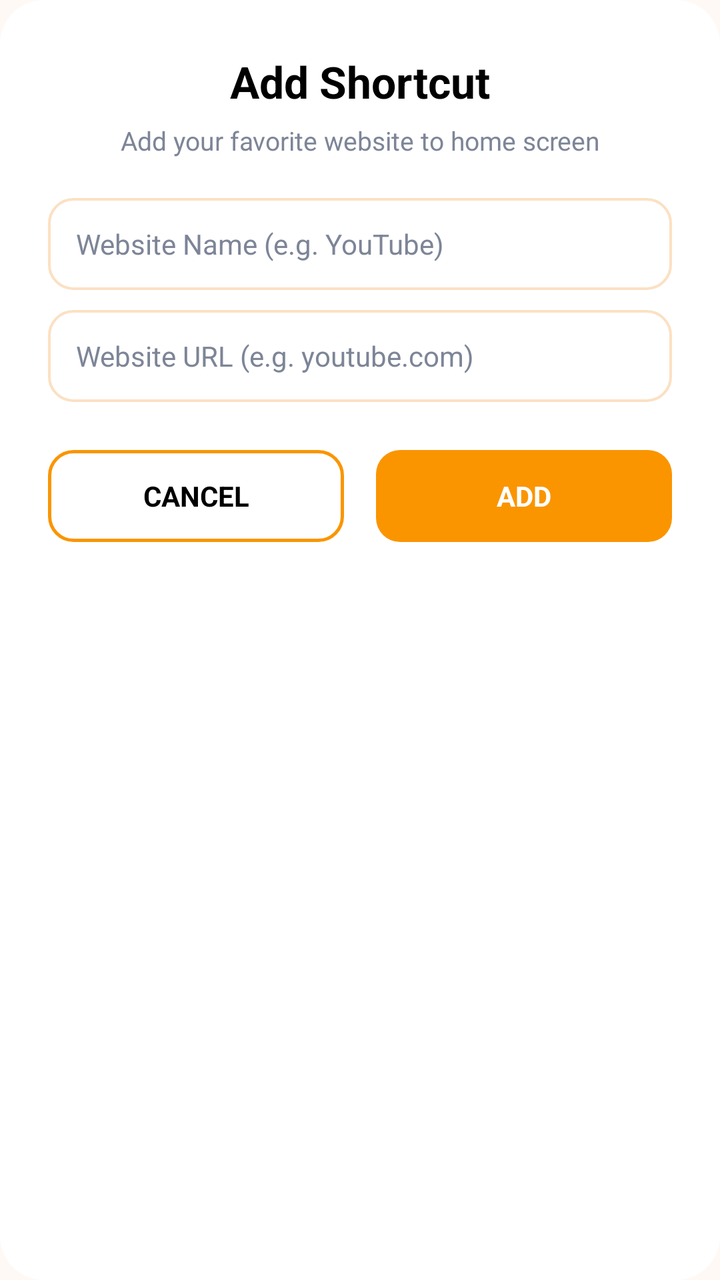
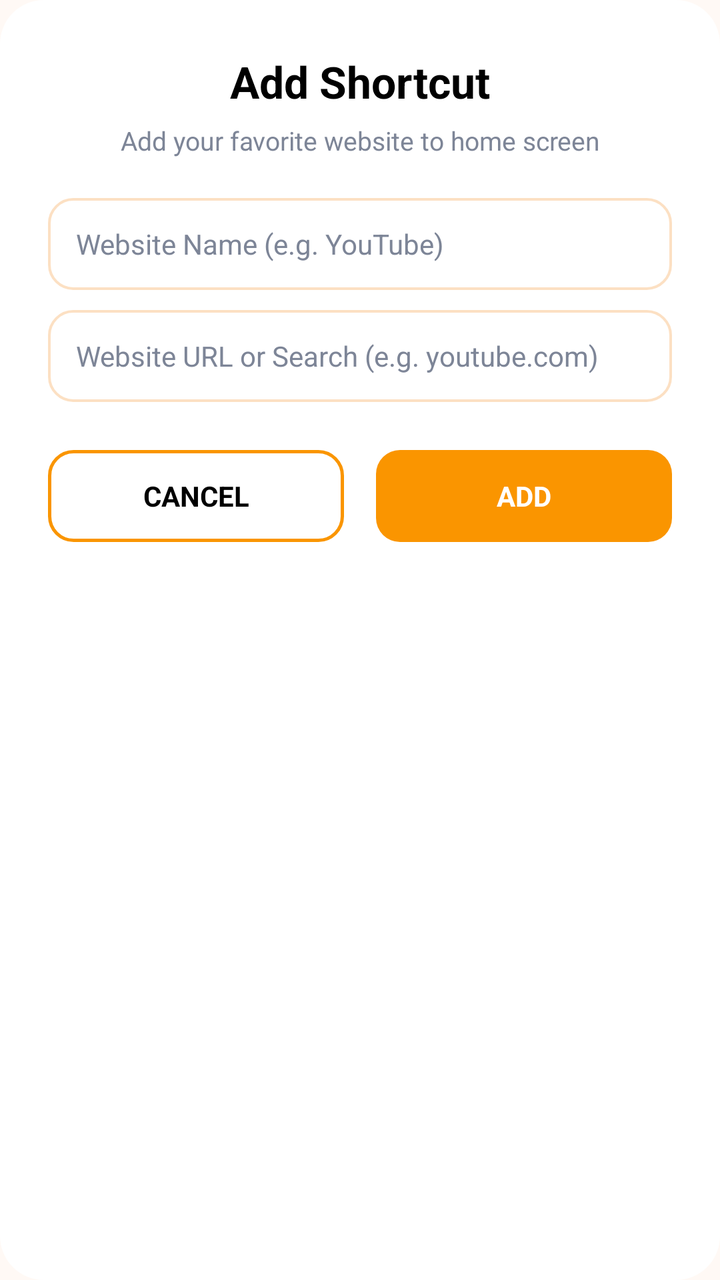

The first picture is an Android layout as it rendered before a commit; the second is the same layout after the commit. The layout source and the unified diff follow.
<!-- AndroidManifest.xml: application theme Theme.XXVIVideoDownloader -->
<!-- res/layout/dialog_add_shortcut.xml -->
<?xml version="1.0" encoding="utf-8"?>
<LinearLayout xmlns:android="http://schemas.android.com/apk/res/android"
    android:layout_width="320dp"
    android:layout_height="wrap_content"
    android:layout_gravity="center"
    android:background="@drawable/bg_clear_history_dialog"
    android:gravity="center_horizontal"
    android:orientation="vertical"
    android:paddingHorizontal="24dp"
    android:paddingTop="26dp"
    android:paddingBottom="24dp">

    
    <TextView
        android:id="@+id/tvAddShortcutTitle"
        android:layout_width="wrap_content"
        android:layout_height="wrap_content"
        android:text="Add Shortcut"
        android:textColor="@color/black"
        android:textSize="22sp"
        android:textStyle="bold" />

    
    <TextView
        android:id="@+id/tvAddShortcutSubtitle"
        android:layout_width="wrap_content"
        android:layout_height="wrap_content"
        android:layout_marginTop="6dp"
        android:gravity="center"
        android:text="Add your favorite website to home screen"
        android:textColor="@color/text_gray"
        android:textSize="13sp" />

    
    <EditText
        android:id="@+id/etShortcutName"
        android:layout_width="match_parent"
        android:layout_height="46dp"
        android:layout_marginTop="20dp"
        android:background="@drawable/bg_dialog_input"
        android:hint="Website Name (e.g. YouTube)"
        android:imeOptions="actionNext"
        android:inputType="textCapWords"
        android:maxLines="1"
        android:paddingHorizontal="14dp"
        android:singleLine="true"
        android:textColor="@color/text_dark_brown"
        android:textColorHint="@color/text_gray"
        android:textSize="14sp" />

    
    <EditText
        android:id="@+id/etShortcutUrl"
        android:layout_width="match_parent"
        android:layout_height="46dp"
        android:layout_marginTop="10dp"
        android:background="@drawable/bg_dialog_input"
        android:hint="Website URL (e.g. youtube.com)"
        android:imeOptions="actionDone"
        android:inputType="textUri"
        android:maxLines="1"
        android:paddingHorizontal="14dp"
        android:singleLine="true"
        android:textColor="@color/text_dark_brown"
        android:textColorHint="@color/text_gray"
        android:textSize="14sp" />

    
    <LinearLayout
        android:layout_width="match_parent"
        android:layout_height="wrap_content"
        android:layout_marginTop="24dp"
        android:gravity="center"
        android:orientation="horizontal">

        <TextView
            android:id="@+id/btnCancelAddShortcut"
            android:layout_width="0dp"
            android:layout_height="46dp"
            android:layout_marginEnd="8dp"
            android:layout_weight="1"
            android:background="@drawable/bg_dialog_btn_no"
            android:clickable="true"
            android:focusable="true"
            android:gravity="center"
            android:text="CANCEL"
            android:textColor="@color/black"
            android:textSize="14sp"
            android:textStyle="bold" />

        <TextView
            android:id="@+id/btnConfirmAddShortcut"
            android:layout_width="0dp"
            android:layout_height="46dp"
            android:layout_marginStart="8dp"
            android:layout_weight="1"
            android:background="@drawable/bg_dialog_btn_yes"
            android:clickable="true"
            android:focusable="true"
            android:gravity="center"
            android:text="ADD"
            android:textColor="@color/white"
            android:textSize="14sp"
            android:textStyle="bold" />
    </LinearLayout>

</LinearLayout>
<!-- resources referenced by this layout -->
<resources>
  <color name="black">#FF000000</color>
  <color name="text_dark_brown">#352208</color>
  <color name="text_gray">#7D8597</color>
  <color name="white">#FFFFFFFF</color>
  <!-- drawable bg_clear_history_dialog (drawable) -->
  <?xml version="1.0" encoding="utf-8"?>
  <shape xmlns:android="http://schemas.android.com/apk/res/android"
      android:shape="rectangle">
      <solid android:color="@color/white" />
      <corners android:radius="22dp" />
  </shape>
  <!-- drawable bg_dialog_btn_no (drawable) -->
  <?xml version="1.0" encoding="utf-8"?>
  <shape xmlns:android="http://schemas.android.com/apk/res/android"
      android:shape="rectangle">
      <solid android:color="@color/white" />
      <stroke
          android:width="1.5dp"
          android:color="@color/primary_orange" />
      <corners android:radius="12dp" />
  </shape>
  <!-- drawable bg_dialog_btn_yes (drawable) -->
  <?xml version="1.0" encoding="utf-8"?>
  <shape xmlns:android="http://schemas.android.com/apk/res/android"
      android:shape="rectangle">
      <solid android:color="@color/primary_orange" />
      <corners android:radius="12dp" />
  </shape>
  <!-- drawable bg_dialog_input (drawable) -->
  <?xml version="1.0" encoding="utf-8"?>
  <shape xmlns:android="http://schemas.android.com/apk/res/android"
      android:shape="rectangle">
      <solid android:color="@color/white" />
      <stroke
          android:width="1.2dp"
          android:color="@color/search_border_orange" />
      <corners android:radius="12dp" />
  </shape>
  <style name="Theme.XXVIVideoDownloader" parent="Base.Theme.XXVIVideoDownloader" />
  <color name="primary_orange">#FA9500</color>
  <color name="search_border_orange">#FCE0C3</color>
  <style name="Base.Theme.XXVIVideoDownloader" parent="Theme.Material3.DayNight.NoActionBar">
          <item name="android:windowBackground">@color/bg_home_cream</item>
          <item name="android:statusBarColor">@color/bg_home_cream</item>
          <item name="android:windowLightStatusBar" tools:targetApi="m">true</item>
          <item name="android:navigationBarColor">@color/bg_home_cream</item>
          <item name="android:windowLightNavigationBar" tools:targetApi="o_mr1">true</item>
      </style>
  <color name="bg_home_cream">#FFF9F5</color>
</resources>

<!-- the commit's change to res/layout/dialog_add_shortcut.xml (unified diff, before → after) -->
@@ -55,9 +55,9 @@
         android:layout_height="46dp"
         android:layout_marginTop="10dp"
         android:background="@drawable/bg_dialog_input"
-        android:hint="Website URL (e.g. youtube.com)"
+        android:hint="Website URL or Search (e.g. youtube.com)"
         android:imeOptions="actionDone"
-        android:inputType="textUri"
+        android:inputType="text"
         android:maxLines="1"
         android:paddingHorizontal="14dp"
         android:singleLine="true"
